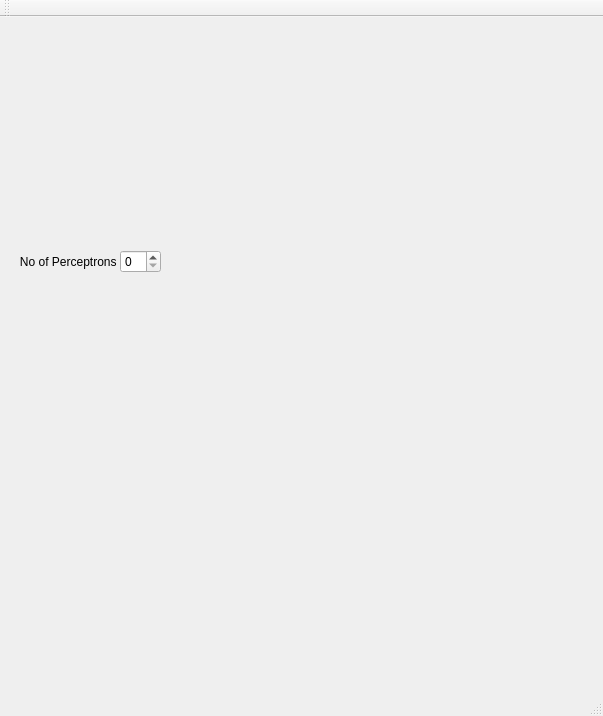
bensinghbeno/design-engine, file projects/neuralnetworks/qt/perceptron/ben_perceptron/mainwindow.ui: the form before one commit.
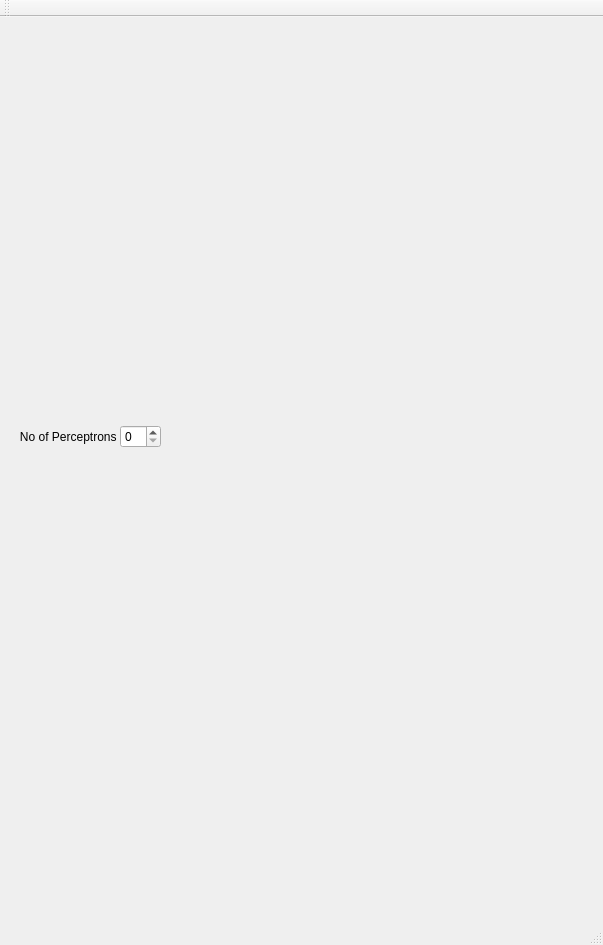
The form after the commit.

```diff
--- a/projects/neuralnetworks/qt/perceptron/ben_perceptron/mainwindow.ui
+++ b/projects/neuralnetworks/qt/perceptron/ben_perceptron/mainwindow.ui
@@ -7,7 +7,7 @@
     <x>0</x>
     <y>0</y>
     <width>603</width>
-    <height>716</height>
+    <height>945</height>
    </rect>
   </property>
   <property name="windowTitle">
@@ -20,10 +20,13 @@
       <x>-1</x>
       <y>-1</y>
       <width>571</width>
-      <height>491</height>
+      <height>841</height>
      </rect>
     </property>
     <layout class="QVBoxLayout" name="verticalLayout">
+     <property name="spacing">
+      <number>0</number>
+     </property>
      <item>
       <layout class="QHBoxLayout" name="horizontalLayout">
        <property name="spacing">
```
